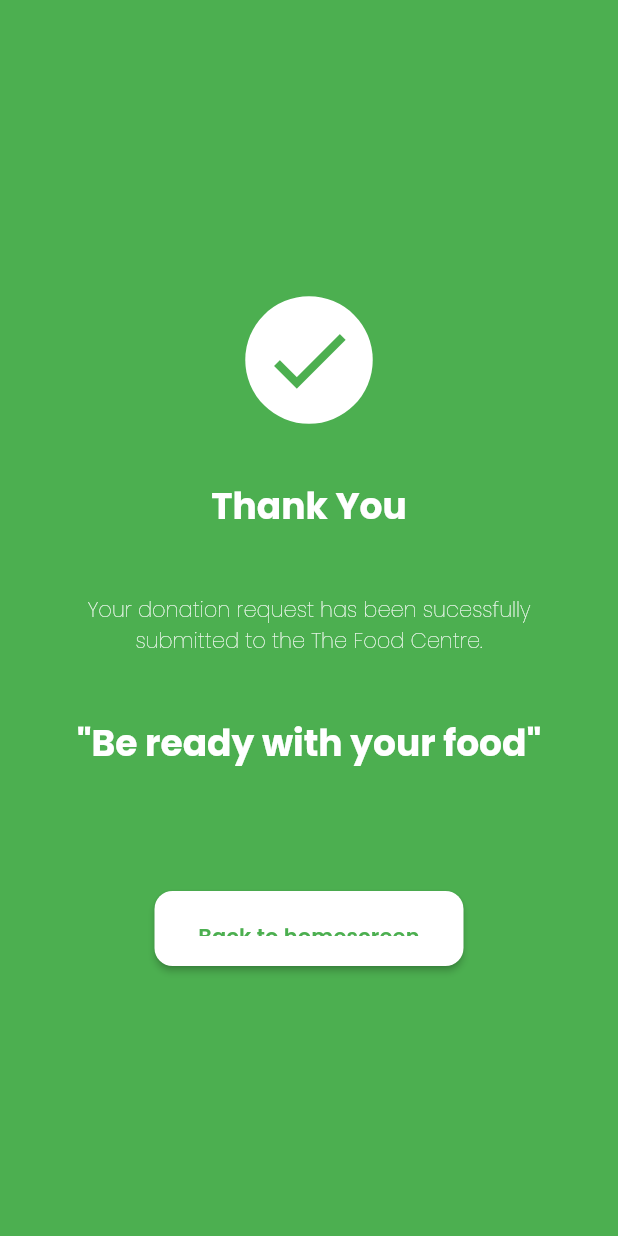
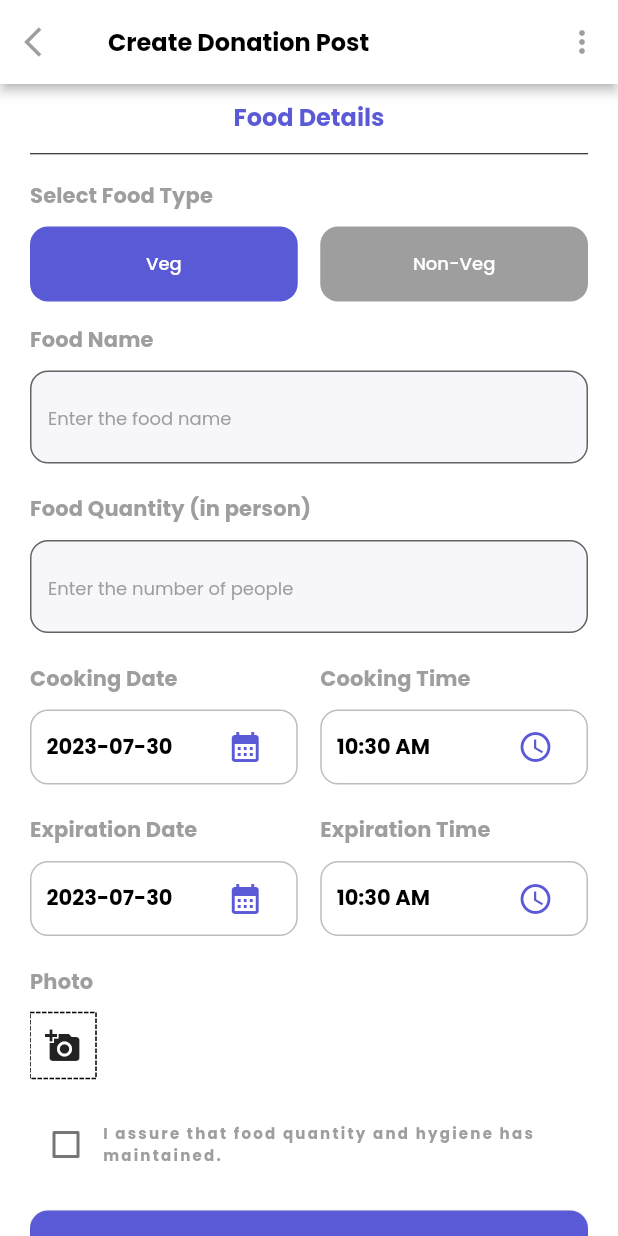
Before and after one commit to ShishirRijal/Zero-Waste-Kitchen-Flutter, a Flutter app: the screen it shows after launch, on a phone screen of 412 x 824 dp. Run offline on Flutter 3.47's test engine with Material 2 defaults, Android fonts, the phone set to English and light mode, and no system bars; drawn by our look-alikes of dotted_border; our stand-ins replace flutter_svg, google_fonts, image_picker.

Commit message:
create donation post and sucess donation request page

```diff
--- a/frontend/lib/main.dart
+++ b/frontend/lib/main.dart
@@ -1,7 +1,8 @@
 import 'package:flutter/material.dart';
-import 'package:zero_waste_kitchen/screens/screens.dart';
-import 'package:zero_waste_kitchen/screens/sucess_donation_request.dart';
+
 import 'package:zero_waste_kitchen/utils/utils.dart';
+
+import 'screens/screens.dart';
 
 void main() {
   runApp(const MyApp());
@@ -14,7 +15,8 @@ class MyApp extends StatelessWidget {
   Widget build(BuildContext context) {
     return MaterialApp(
       theme: theme,
-      home: const SucessDonationRequest(),
+      debugShowCheckedModeBanner: false,
+      home: const CreateDonationPost(),
     );
   }
 }
--- /dev/null
+++ b/frontend/lib/screens/create_donation_post.dart
@@ -0,0 +1,395 @@
+import 'dart:io';
+
+import 'package:dotted_border/dotted_border.dart';
+import 'package:flutter/foundation.dart';
+import 'package:flutter/material.dart';
+import 'package:image_picker/image_picker.dart';
+import 'package:intl/intl.dart';
+import 'package:zero_waste_kitchen/screens/sucess_donation_request.dart';
+import 'package:zero_waste_kitchen/utils/constants.dart';
+import 'package:zero_waste_kitchen/widgets/widgets.dart';
+
+import 'screens.dart';
+
+enum DishCategory { veg, nonveg }
+
+class CreateDonationPost extends StatefulWidget {
+  const CreateDonationPost({super.key});
+
+  @override
+  State<CreateDonationPost> createState() => _CreateDonationPostState();
+}
+
+class _CreateDonationPostState extends State<CreateDonationPost> {
+  File? _image;
+  final _imagePicker = ImagePicker();
+  selectImage() async {
+    final choosedImage =
+        await _imagePicker.pickImage(source: ImageSource.gallery);
+    if (choosedImage != null) {
+      setState(() {
+        _image = File(choosedImage.path);
+      });
+    }
+  }
+
+  DishCategory selectedCategory = DishCategory.veg;
+
+  bool _isAccepted = false;
+
+  final TextEditingController _foodNameController = TextEditingController();
+  final TextEditingController _foodQuantity = TextEditingController();
+  final TextEditingController cookingDate = TextEditingController(
+    text: DateFormat('yyyy-MM-dd').format(
+      DateTime.now(),
+    ),
+  );
+  final TextEditingController cookingTime = TextEditingController(
+    text: DateFormat('h:mm a').format(
+      DateTime.now(),
+    ),
+  );
+  final TextEditingController expirationDate = TextEditingController(
+    text: DateFormat('yyyy-MM-dd').format(
+      DateTime.now(),
+    ),
+  );
+  final TextEditingController expirationTime = TextEditingController(
+    text: DateFormat('h:mm a').format(
+      DateTime.now(),
+    ),
+  );
+
+  @override
+  void dispose() {
+    super.dispose();
+    _foodNameController.dispose();
+    _foodQuantity.dispose();
+    cookingDate.dispose();
+    cookingTime.dispose();
+    expirationDate.dispose();
+    expirationTime.dispose();
+  }
+
+  dateSelect(BuildContext context, TextEditingController controller) async {
+    final DateTime todayDate = DateTime.now();
+    final DateTime? choosedDate = await showDatePicker(
+      context: context,
+      initialDate: todayDate,
+      firstDate: todayDate,
+      lastDate: DateTime(2025),
+    );
+    if (choosedDate != null) {
+      controller.text = DateFormat('yyyy-MM-dd').format(choosedDate);
+    }
+    setState(() {});
+  }
+
+  void showSnackBar(String title, BuildContext context) {
+    final snackbar = SnackBar(
+      content: Text(title),
+      duration: const Duration(seconds: 1),
+    );
+    ScaffoldMessenger.of(context).showSnackBar(snackbar);
+  }
+
+  timeSelect(BuildContext context, TextEditingController controller) async {
+    final TimeOfDay presentTime = TimeOfDay.now();
+    final TimeOfDay? choosedTime = await showTimePicker(
+      context: context,
+      initialTime: presentTime,
+    );
+    if (choosedTime != null) {
+      final now = DateTime.now();
+      final DateTime pickedDateTime = DateTime(
+          now.year, now.month, now.day, choosedTime.hour, choosedTime.minute);
+      controller.text = DateFormat('h:mm a').format(pickedDateTime);
+    }
+    setState(() {});
+  }
+
+  @override
+  Widget build(BuildContext context) {
+    return Scaffold(
+      appBar: AppBar(
+        leading: const IconButton(
+          icon: Icon(Icons.arrow_back_ios),
+          onPressed: null,
+        ),
+        centerTitle: false,
+        title: Text(
+          "Create Donation Post",
+          style: Theme.of(context)
+              .textTheme
+              .titleMedium!
+              .copyWith(color: Colors.black, fontWeight: FontWeight.bold),
+        ),
+        actions: const [
+          IconButton(
+            onPressed: null,
+            icon: Icon(Icons.more_vert),
+          ),
+        ],
+      ),
+      body: Container(
+        padding: const EdgeInsets.symmetric(
+            horizontal: Constants.kHorizontalPadding),
+        child: SingleChildScrollView(
+          child: Column(
+            crossAxisAlignment: CrossAxisAlignment.start,
+            children: [
+              Align(
+                alignment: Alignment.center,
+                child: Padding(
+                  padding: const EdgeInsets.all(10.0),
+                  child: Text(
+                    "Food Details",
+                    style: Theme.of(context).textTheme.titleMedium!.copyWith(
+                        color: Constants.kPrimaryColor,
+                        fontWeight: FontWeight.bold),
+                  ),
+                ),
+              ),
+              const Divider(
+                height: 5,
+                color: Constants.kBlackColor,
+              ),
+              const SizedBox(
+                height: 15,
+              ),
+              Text(
+                "Select Food Type",
+                style: Theme.of(context).textTheme.titleSmall!.copyWith(
+                    color: Constants.kGrey, fontWeight: FontWeight.bold),
+              ),
+              const SizedBox(
+                height: 10,
+              ),
+              Row(
+                children: [
+                  FoodType(
+                      color: selectedCategory == DishCategory.veg
+                          ? Constants.kPrimaryColor
+                          : Constants.kGrey,
+                      onPressed: () {
+                        if (selectedCategory != DishCategory.veg) {
+                          selectedCategory = DishCategory.veg;
+                          setState(() {});
+                        }
+                      },
+                      type: "Veg"),
+                  const SizedBox(
+                    width: 15,
+                  ),
+                  FoodType(
+                      color: selectedCategory == DishCategory.nonveg
+                          ? Constants.kPrimaryColor
+                          : Constants.kGrey.shade500,
+                      onPressed: () {
+                        if (selectedCategory != DishCategory.nonveg) {
+                          selectedCategory = DishCategory.nonveg;
+                          setState(() {});
+                        }
+                      },
+                      type: "Non-Veg")
+                ],
+              ),
+              const SizedBox(
+                height: 15,
+              ),
+              Text(
+                "Food Name",
+                style: Theme.of(context).textTheme.titleSmall!.copyWith(
+                    color: Constants.kGrey, fontWeight: FontWeight.bold),
+              ),
+              const SizedBox(
+                height: 10,
+              ),
+              TextField(
+                keyboardType: TextInputType.name,
+                controller: _foodNameController,
+                decoration: InputDecoration(
+                  hintText: "Enter the food name",
+                  hintStyle: Theme.of(context)
+                      .textTheme
+                      .labelMedium!
+                      .copyWith(color: Constants.kGrey),
+                ),
+              ),
+              const SizedBox(
+                height: 20,
+              ),
+              Text(
+                "Food Quantity (in person)",
+                style: Theme.of(context).textTheme.titleSmall!.copyWith(
+                    color: Constants.kGrey, fontWeight: FontWeight.bold),
+              ),
+              const SizedBox(
+                height: 10,
+              ),
+              TextField(
+                keyboardType: TextInputType.number,
+                controller: _foodQuantity,
+                decoration: InputDecoration(
+                  hintText: "Enter the number of people",
+                  hintStyle: Theme.of(context)
+                      .textTheme
+                      .labelMedium!
+                      .copyWith(color: Constants.kGrey),
+                ),
+              ),
+              const SizedBox(
+                height: 20,
+              ),
+              Row(
+                children: [
+                  DateTimeBox(
+                    dateTime: cookingDate.text,
+                    onPressed: () {
+                      dateSelect(context, cookingDate);
+                    },
+                    type: "Cooking Date",
+                    icon: const Icon(
+                      Icons.calendar_month,
+                      color: Constants.kPrimaryColor,
+                    ),
+                  ),
+                  const SizedBox(
+                    width: 15,
+                  ),
+                  DateTimeBox(
+                    dateTime: cookingTime.text,
+                    onPressed: () {
+                      timeSelect(context, cookingTime);
+                    },
+                    type: "Cooking Time",
+                    icon: const Icon(
+                      Icons.access_time,
+                      color: Constants.kPrimaryColor,
+                    ),
+                  ),
+                ],
+              ),
+              const SizedBox(
+                height: 20,
+              ),
+              Row(
+                children: [
+                  DateTimeBox(
+                    dateTime: expirationDate.text,
+                    onPressed: () {
+                      dateSelect(context, expirationDate);
+                    },
+                    type: "Expiration Date",
+                    icon: const Icon(
+                      Icons.calendar_month,
+                      color: Constants.kPrimaryColor,
+                    ),
+                  ),
+                  const SizedBox(
+                    width: 15,
+                  ),
+                  DateTimeBox(
+                    dateTime: expirationTime.text,
+                    onPressed: () {
+                      timeSelect(context, expirationTime);
+                    },
+                    type: "Expiration Time",
+                    icon: const Icon(
+                      Icons.access_time,
+                      color: Constants.kPrimaryColor,
+                    ),
+                  ),
+                ],
+              ),
+              const SizedBox(
+                height: 20,
+              ),
+              Text(
+                "Photo",
+                style: Theme.of(context).textTheme.titleSmall!.copyWith(
+                    color: Constants.kGrey, fontWeight: FontWeight.bold),
+              ),
+              const SizedBox(
+                height: 10,
+              ),
+              DottedBorder(
+                child: SizedBox(
+                  height: 40,
+                  width: 40,
+                  child: _image == null
+                      ? IconButton(
+                          onPressed: selectImage,
+                          icon: const Icon(Icons.add_a_photo),
+                        )
+                      : kIsWeb
+                          ? Image.network(_image!.path)
+                          : Image.file(
+                              _image!,
+                              fit: BoxFit.fill,
+                            ),
+                ),
+              ),
+              const SizedBox(
+                height: 20,
+              ),
+              Row(
+                children: [
+                  Checkbox(
+                    activeColor: Constants.kPrimaryColor,
+                    value: _isAccepted,
+                    onChanged: (bool? value) {
+                      setState(
+                        () {
+                          _isAccepted = value!;
+                        },
+                      );
+                    },
+                  ),
+                  Expanded(
+                    child: Text(
+                      "I assure that food quantity and hygiene has maintained.",
+                      textAlign: TextAlign.start,
+                      style: Theme.of(context).textTheme.labelSmall!.copyWith(
+                          color: Constants.kGrey, fontWeight: FontWeight.bold),
+                    ),
+                  ),
+                ],
+              ),
+              const SizedBox(
+                height: 20,
+              ),
+              SizedBox(
+                height: 50,
+                width: double.infinity,
+                child: ElevatedButton(
+                  onPressed: () {
+                    if (_foodNameController.text.isEmpty) {
+                      return showSnackBar(
+                          "Please enter the food name", context);
+                    } else if (_foodQuantity.text.isEmpty) {
+                      return showSnackBar(
+                          "Food quantity can't be empty", context);
+                    } else if (_isAccepted == false) {
+                      return showSnackBar(
+                          "Please accept the terms and conditions", context);
+                    }
+                    // all fields are validated
+                    Navigator.push(
+                        context,
+                        MaterialPageRoute(
+                            builder: (context) =>
+                                const SucessDonationRequest()));
+                  },
+                  child: const Text(
+                    "Next",
+                  ),
+                ),
+              )
+            ],
+          ),
+        ),
+      ),
+    );
+  }
+}
--- a/frontend/lib/screens/screens.dart
+++ b/frontend/lib/screens/screens.dart
@@ -1,2 +1,3 @@
 export 'landing_screen.dart';
 export 'role_screen.dart';
+export 'create_donation_post.dart';
--- a/frontend/lib/utils/theme.dart
+++ b/frontend/lib/utils/theme.dart
@@ -10,7 +10,23 @@ final _theme = ThemeData(
     visualDensity: VisualDensity.adaptivePlatformDensity,
     scaffoldBackgroundColor: Constants.kWhiteColor,
     fontFamily: GoogleFonts.poppins().fontFamily,
-
+    appBarTheme: const AppBarTheme(color: Constants.kWhiteColor, elevation: 3),
+    inputDecorationTheme: const InputDecorationTheme(
+      filled: true,
+      fillColor: Color.fromARGB(255, 247, 247, 251),
+      border: OutlineInputBorder(
+        borderRadius: BorderRadius.all(
+          Radius.circular(12),
+        ),
+        borderSide: BorderSide(color: Constants.kBlackColor),
+      ),
+      focusedBorder: OutlineInputBorder(
+        borderRadius: BorderRadius.all(
+          Radius.circular(12),
+        ),
+        borderSide: BorderSide(color: Constants.kPrimaryColor),
+      ),
+    ),
     // text styles
     textTheme: TextTheme(
       bodyMedium: GoogleFonts.lato(
--- /dev/null
+++ b/frontend/lib/widgets/date_time_box.dart
@@ -0,0 +1,62 @@
+import 'package:flutter/material.dart';
+import 'package:zero_waste_kitchen/utils/constants.dart';
+
+class DateTimeBox extends StatelessWidget {
+  const DateTimeBox(
+      {required this.dateTime,
+      required this.onPressed,
+      required this.type,
+      required this.icon,
+      super.key});
+  final Icon icon;
+  final String type;
+  final String dateTime;
+  final VoidCallback onPressed;
+
+  @override
+  Widget build(BuildContext context) {
+    return Expanded(
+      child: GestureDetector(
+        onTap: onPressed,
+        child: Column(
+          crossAxisAlignment: CrossAxisAlignment.start,
+          children: [
+            Text(
+              type,
+              style: Theme.of(context).textTheme.titleSmall!.copyWith(
+                  color: Constants.kGrey, fontWeight: FontWeight.bold),
+            ),
+            const SizedBox(
+              height: 10,
+            ),
+            Container(
+              alignment: Alignment.center,
+              padding: const EdgeInsets.all(10),
+              height: 50,
+              decoration: BoxDecoration(
+                border: Border.all(color: Colors.black26),
+                borderRadius: BorderRadius.circular(12),
+              ),
+              child: Row(
+                mainAxisAlignment: MainAxisAlignment.spaceBetween,
+                children: [
+                  Text(
+                    dateTime,
+                    style: Theme.of(context).textTheme.labelLarge!.copyWith(
+                        color: Constants.kBlackColor,
+                        fontWeight: FontWeight.bold),
+                  ),
+                  IconButton(
+                    onPressed: onPressed,
+                    icon: icon,
+                    padding: EdgeInsets.zero,
+                  )
+                ],
+              ),
+            ),
+          ],
+        ),
+      ),
+    );
+  }
+}
--- /dev/null
+++ b/frontend/lib/widgets/food_type.dart
@@ -0,0 +1,36 @@
+import 'package:flutter/material.dart';
+import 'package:zero_waste_kitchen/utils/constants.dart';
+
+class FoodType extends StatelessWidget {
+  const FoodType(
+      {required this.color,
+      required this.onPressed,
+      required this.type,
+      super.key});
+  final String type;
+  final Color color;
+  final VoidCallback onPressed;
+
+  @override
+  Widget build(BuildContext context) {
+    return Expanded(
+      child: GestureDetector(
+        onTap: onPressed,
+        child: Container(
+          alignment: Alignment.center,
+          padding: const EdgeInsets.all(10),
+          height: 50,
+          decoration: BoxDecoration(
+            color: color,
+            borderRadius: BorderRadius.circular(12),
+          ),
+          child: Text(
+            type,
+            style: Theme.of(context).textTheme.labelMedium!.copyWith(
+                color: Constants.kWhiteColor, fontWeight: FontWeight.w500),
+          ),
+        ),
+      ),
+    );
+  }
+}
--- /dev/null
+++ b/frontend/lib/widgets/text_field.dart
@@ -0,0 +1,24 @@
+import 'package:flutter/material.dart';
+
+import '../utils/utils.dart';
+
+class ModifiedTextField extends StatelessWidget {
+  const ModifiedTextField(
+      {required this.hintText, required this.controller, super.key});
+  final String hintText;
+  final TextEditingController controller;
+
+  @override
+  Widget build(BuildContext context) {
+    return TextField(
+      controller: controller,
+      decoration: InputDecoration(
+        hintText: hintText,
+        hintStyle: Theme.of(context)
+            .textTheme
+            .labelMedium!
+            .copyWith(color: Constants.kGrey),
+      ),
+    );
+  }
+}
--- a/frontend/lib/widgets/widgets.dart
+++ b/frontend/lib/widgets/widgets.dart
@@ -0,0 +1,3 @@
+export 'food_type.dart';
+export 'text_field.dart';
+export 'date_time_box.dart';
```
Also changed, not shown: frontend/pubspec.yaml (+4 -6 lines), frontend/pubspec.lock.
